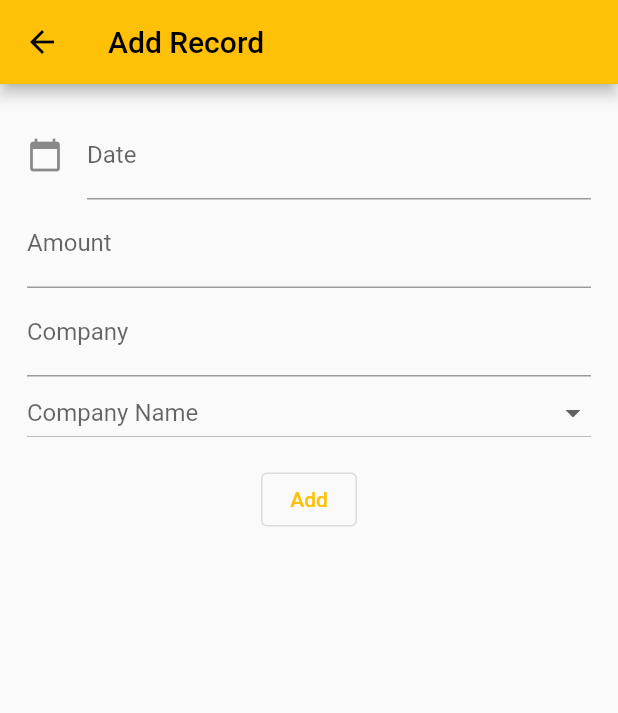
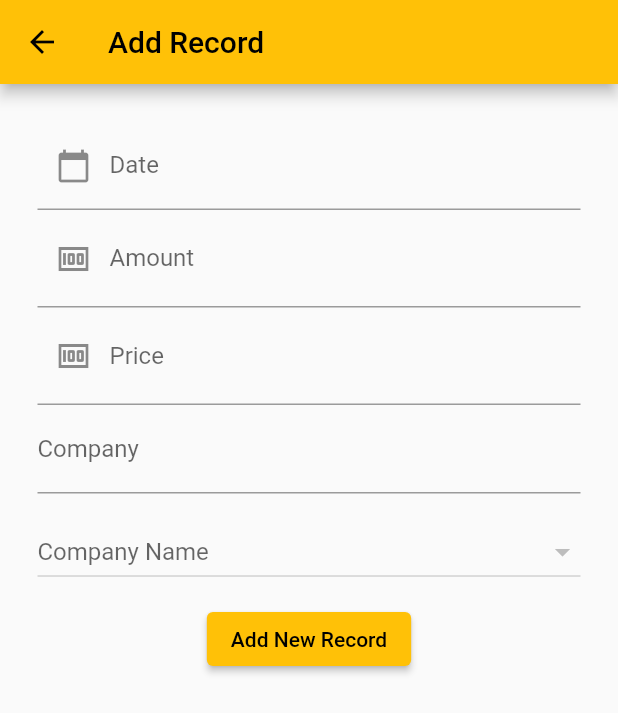
Before and after one commit to antssanjeewa/my_cse_records, a Flutter app: the screen it shows after launch, item 2 of the bottom bar chosen, after a tap on "Add New", on a phone screen of 412 x 824 dp. Shown: the top 713 px of the screen. Run offline on Flutter 3.47's test engine with Material 2 defaults, Android fonts, the phone set to English and light mode, and no system bars; our stand-ins replace cloud_firestore, firebase_core; accounts and stored records are empty.

Commit message:
update: list view

```diff
--- a/lib/app/views/home_page.dart
+++ b/lib/app/views/home_page.dart
@@ -1,4 +1,5 @@
 import 'package:firebase_app/app/provider/screenIndexProvider.dart';
+import 'package:firebase_app/app/views/add_record_form.dart';
 import 'package:firebase_app/home/screens/home.dart';
 import 'package:firebase_app/more/screens/more.dart';
 import 'package:firebase_app/records/screens/record_list.dart';
@@ -18,8 +19,9 @@ class HomePage extends StatelessWidget {
 
     return Scaffold(
       // appBar: AppBar(title: const Text("Home")),
+      // resizeToAvoidBottomInset: true,
       body: SafeArea(child: pages[currentScreenIndex]),
-      backgroundColor: Colors.grey.shade200,
+      // backgroundColor: Colors.grey.shade200,
       bottomNavigationBar: BottomNavigationBar(
         items: const <BottomNavigationBarItem>[
           BottomNavigationBarItem(
@@ -38,6 +40,10 @@ class HomePage extends StatelessWidget {
         currentIndex: currentScreenIndex,
         onTap: ((value) => screenIndexProvider.updateScreenIndex(value)),
       ),
+      floatingActionButton: FloatingActionButton(
+        child: const Icon(Icons.add),
+        onPressed: () => showBottomSheetForm(context),
+      ),
     );
   }
 }
--- a/lib/app/views/main_app.dart
+++ b/lib/app/views/main_app.dart
@@ -16,9 +16,15 @@ class MainApp extends StatelessWidget {
       child: MaterialApp(
         title: 'Flutter Demo',
         debugShowCheckedModeBanner: false,
+        themeMode: ThemeMode.system,
+        darkTheme: ThemeData(
+          primarySwatch: Colors.green,
+          backgroundColor: Colors.black,
+          brightness: Brightness.dark,
+        ),
         theme: ThemeData(
           primarySwatch: Colors.amber,
-          backgroundColor: Colors.red,
+          backgroundColor: Colors.grey.shade200,
         ),
         home: const HomePage(),
       ),
--- a/lib/company/services/companyService.dart
+++ b/lib/company/services/companyService.dart
@@ -10,15 +10,12 @@ class CompanyService {
     return _db.snapshots();
   }
 
-  itemList() {
-    return ['a', 'b'];
-    // QuerySnapshot snapshot = getlist();
-    // return snapshot.docs.map((doc) => doc['name']).toList();
-    // final company = Company.fromSnapshot(companies[index]);
-  }
+  Future<List<Company>> fetchCompanies() async {
+    QuerySnapshot querySnapshot = await _db.get();
 
-  getlist() async {
-    return await _db.get();
+    return querySnapshot.docs.map((doc) {
+      return Company.fromSnapshot(doc);
+    }).toList();
   }
 
   addCompany(Company company) async {
@@ -55,9 +52,8 @@ class CompanyService {
     if (company.documentReference != null) {
       try {
         await _instance.runTransaction((transaction) async {
-          await transaction.delete(company.documentReference!);
+          await transaction.delete(company.documentReference);
         });
-        print("Document successfully deleted!");
       } catch (e) {
         print("Error deleting document: $e");
       }
--- a/lib/home/screens/home.dart
+++ b/lib/home/screens/home.dart
@@ -43,7 +43,7 @@ class HomeScreen extends StatelessWidget {
                           ),
                         ),
                         subtitle: Text(company.companyCode.toString()),
-                        tileColor: Colors.white,
+                        tileColor: Theme.of(context).backgroundColor,
                         shape: RoundedRectangleBorder(
                           borderRadius: BorderRadius.circular(10.0),
                         ),
--- a/lib/home/widgets/summary_card.dart
+++ b/lib/home/widgets/summary_card.dart
@@ -13,8 +13,8 @@ class SummaryCard extends StatelessWidget {
             begin: Alignment.topCenter,
             end: Alignment.bottomCenter,
             colors: [
-              Colors.amber,
-              Colors.amber.shade100,
+              Theme.of(context).colorScheme.primary,
+              Theme.of(context).colorScheme.primary.withOpacity(0.2),
             ],
           ),
           borderRadius: BorderRadius.circular(20),
--- a/lib/more/screens/more.dart
+++ b/lib/more/screens/more.dart
@@ -8,7 +8,7 @@ class MoreScreen extends StatelessWidget {
   Widget build(BuildContext context) {
     return Column(
       children: [
-        Padding(
+        const Padding(
           padding: EdgeInsets.all(8.0),
           child: Text("More"),
         ),
@@ -16,9 +16,9 @@ class MoreScreen extends StatelessWidget {
           child: ListView(
             children: [
               ListTile(
-                title: Text("Company List"),
+                title: const Text("Add Company"),
                 onTap: () {
-                  Navigator.push(context, MaterialPageRoute(builder: (context) => AddCompany()));
+                  Navigator.push(context, MaterialPageRoute(builder: (context) => const AddCompany()));
                 },
               )
             ],
--- a/lib/records/models/record.dart
+++ b/lib/records/models/record.dart
@@ -4,20 +4,22 @@ class Record {
   String? date;
   String? amount;
   String? companyId;
+  String? price;
 
   late DocumentReference documentReference;
 
-  Record({this.companyId, this.date, this.amount});
+  Record({this.companyId, this.date, this.amount, this.price});
 
   Record.fromMap(Map<String, dynamic> map, {required this.documentReference}) {
     date = map["date"];
     amount = map["amount"];
     companyId = map["company_id"];
+    price = map["price"];
   }
 
   Record.fromSnapshot(DocumentSnapshot snapshot) : this.fromMap(snapshot.data()! as Map<String, dynamic>, documentReference: snapshot.reference);
 
   toJson() {
-    return {'date': date, 'amount': amount, 'company_id': companyId};
+    return {'date': date, 'amount': amount, 'company_id': companyId, 'price': price};
   }
 }
--- a/lib/records/screens/add_record.dart
+++ b/lib/records/screens/add_record.dart
@@ -1,3 +1,4 @@
+import 'package:firebase_app/company/models/company.dart';
 import 'package:firebase_app/company/services/companyService.dart';
 import 'package:firebase_app/records/models/record.dart';
 import 'package:firebase_app/records/services/record_service.dart';
@@ -15,8 +16,12 @@ class _AddRecordState extends State<AddRecord> {
   TextEditingController dateController = TextEditingController();
   TextEditingController authorNameController = TextEditingController();
   TextEditingController companyIdController = TextEditingController();
+  TextEditingController priceController = TextEditingController();
 
   CompanyService companyService = CompanyService();
+
+  List<Company> companies = [];
+  Company? selectCompany;
 
   addRecord() async {
     RecordService service = RecordService();
@@ -25,9 +30,23 @@ class _AddRecordState extends State<AddRecord> {
       date: dateController.text,
       amount: authorNameController.text,
       companyId: companyIdController.text,
+      price: priceController.text,
     );
 
     service.addNewRecord(record);
+  }
+
+  @override
+  void initState() {
+    super.initState();
+    _fetchCompanies();
+  }
+
+  Future<void> _fetchCompanies() async {
+    List<Company> fetchedCompanies = await companyService.fetchCompanies();
+    setState(() {
+      companies.addAll(fetchedCompanies);
+    });
   }
 
   @override
@@ -37,12 +56,12 @@ class _AddRecordState extends State<AddRecord> {
         title: const Text("Add Record"),
       ),
       body: Padding(
-        padding: const EdgeInsets.all(18.0),
+        padding: const EdgeInsets.all(25.0),
         child: Column(children: [
           TextFormField(
             controller: dateController,
             decoration: const InputDecoration(
-              icon: Icon(Icons.calendar_today),
+              prefixIcon: Icon(Icons.calendar_today),
               labelText: "Date",
               hintText: "Enter Book Name",
             ),
@@ -62,28 +81,55 @@ class _AddRecordState extends State<AddRecord> {
           TextFormField(
             controller: authorNameController,
             keyboardType: TextInputType.number,
-            decoration: const InputDecoration(labelText: "Amount", hintText: "Enter Author Name"),
+            decoration: const InputDecoration(
+              prefixIcon: Icon(Icons.money),
+              labelText: "Amount",
+              contentPadding: EdgeInsets.all(15),
+              hintText: "Enter Author Name",
+            ),
+          ),
+          TextFormField(
+            controller: priceController,
+            keyboardType: TextInputType.number,
+            decoration: const InputDecoration(
+              prefixIcon: Icon(Icons.money),
+              labelText: "Price",
+              contentPadding: EdgeInsets.all(15),
+              hintText: "Enter Author Name",
+            ),
           ),
           TextFormField(
             controller: companyIdController,
             keyboardType: TextInputType.datetime,
-            decoration: const InputDecoration(labelText: "Company", hintText: "Enter Author Name"),
+            readOnly: true,
+            decoration: const InputDecoration(
+              labelText: "Company",
+              hintText: "Enter Author Name",
+            ),
           ),
+          const SizedBox(height: 15),
           DropdownButton(
-            items: companyService.itemList().map<DropdownMenuItem<String>>((item) {
-              return DropdownMenuItem<String>(value: item, child: Text(item));
+            items: companies.map((Company company) {
+              return DropdownMenuItem<Company>(
+                value: company,
+                child: Text(company.companyName ?? ''),
+              );
             }).toList(),
-            value: companyIdController.text,
+            value: selectCompany,
             hint: Text('Company Name'),
             isExpanded: true,
-            onChanged: ((value) {
-              companyIdController.text = value.toString();
+            onChanged: ((Company? company) {
+              setState(() {
+                selectCompany = company;
+              });
+              companyIdController.text = company?.documentId ?? '';
             }),
           ),
-          const SizedBox(
-            height: 10,
-          ),
-          OutlinedButton(child: const Text("Add"), onPressed: () => addRecord())
+          const SizedBox(height: 10),
+          ElevatedButton(
+            child: const Text("Add New Record"),
+            onPressed: () => addRecord(),
+          )
         ]),
       ),
     );
--- a/lib/records/screens/record_list.dart
+++ b/lib/records/screens/record_list.dart
@@ -2,6 +2,7 @@ import 'package:cloud_firestore/cloud_firestore.dart';
 import 'package:firebase_app/records/models/record.dart';
 import 'package:firebase_app/records/screens/add_record.dart';
 import 'package:firebase_app/records/services/record_service.dart';
+import 'package:firebase_app/records/widgets/record_list_item.dart';
 import 'package:flutter/material.dart';
 
 class RecordScreen extends StatelessWidget {
@@ -14,12 +15,7 @@ class RecordScreen extends StatelessWidget {
     return Container(
       child: Column(
         children: [
-          TextButton(
-            onPressed: () {
-              Navigator.push(context, MaterialPageRoute(builder: (context) => AddRecord()));
-            },
-            child: Text('Add New'),
-          ),
+          SizedBox(height: 20),
           Expanded(
             child: StreamBuilder<QuerySnapshot>(
               stream: service.getRecords(),
@@ -34,11 +30,8 @@ class RecordScreen extends StatelessWidget {
                     itemCount: records.length,
                     itemBuilder: (context, index) {
                       final record = Record.fromSnapshot(records[index]);
-                      return ListTile(
-                        title: Text(record.date.toString()),
-                        subtitle: Text(record.amount.toString()),
-                        trailing: Text('Date'),
-                        onTap: () => {},
+                      return RecordItem(
+                        record: record,
                       );
                     },
                     separatorBuilder: (context, index) => Divider(),
@@ -48,6 +41,12 @@ class RecordScreen extends StatelessWidget {
               },
             ),
           ),
+          ElevatedButton(
+            onPressed: () {
+              Navigator.push(context, MaterialPageRoute(builder: (context) => AddRecord()));
+            },
+            child: Text('Add New'),
+          ),
         ],
       ),
     );
--- /dev/null
+++ b/lib/records/widgets/record_list_item.dart
@@ -0,0 +1,35 @@
+import 'package:firebase_app/records/models/record.dart';
+import 'package:flutter/material.dart';
+
+class RecordItem extends StatelessWidget {
+  final Record record;
+  const RecordItem({super.key, required this.record});
+
+  @override
+  Widget build(BuildContext context) {
+    return ListTile(
+      title: Text(record.companyId.toString()),
+      subtitle: Text(record.date.toString()),
+      tileColor: Theme.of(context).backgroundColor,
+      trailing: Column(
+        mainAxisAlignment: MainAxisAlignment.center,
+        children: [
+          Text(
+            (record.price ?? 0).toString(),
+            style: const TextStyle(
+              fontSize: 22,
+            ),
+          ),
+          const SizedBox(height: 5),
+          Text(
+            record.amount.toString(),
+            style: TextStyle(
+              color: Colors.grey.shade500,
+            ),
+          ),
+        ],
+      ),
+      onTap: () => {},
+    );
+  }
+}
```
Also changed, not shown: lib/app/views/add_record_form.dart (added, +12 -0 lines), lib/home/screens/company_view.dart (+6 -7 lines).
